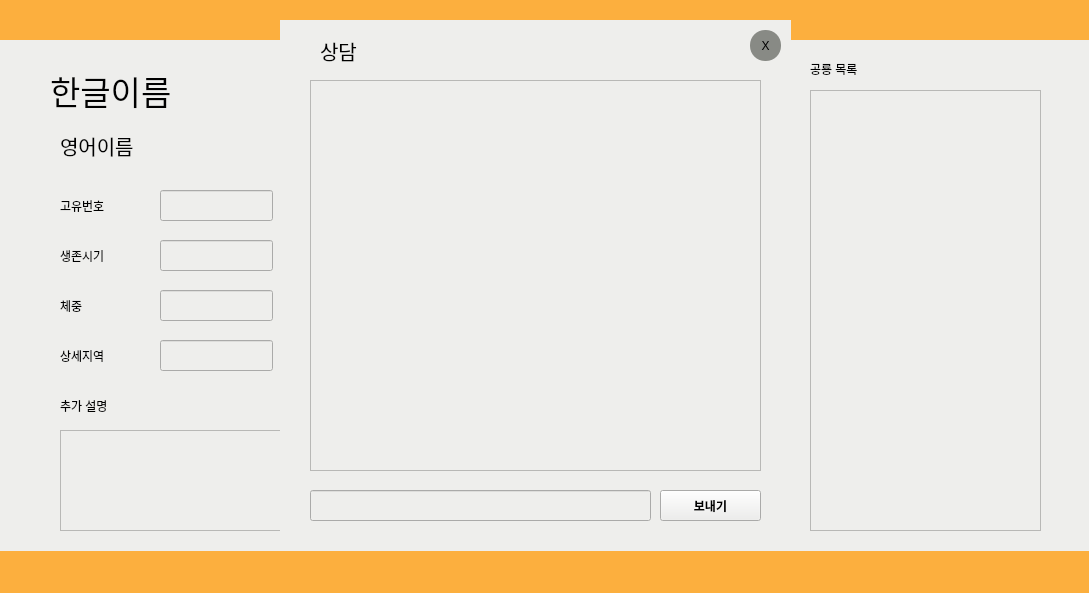
This is student.ui in YangwonChoi/eduwill as Qt 5 draws it before an edit. The edited form follows.
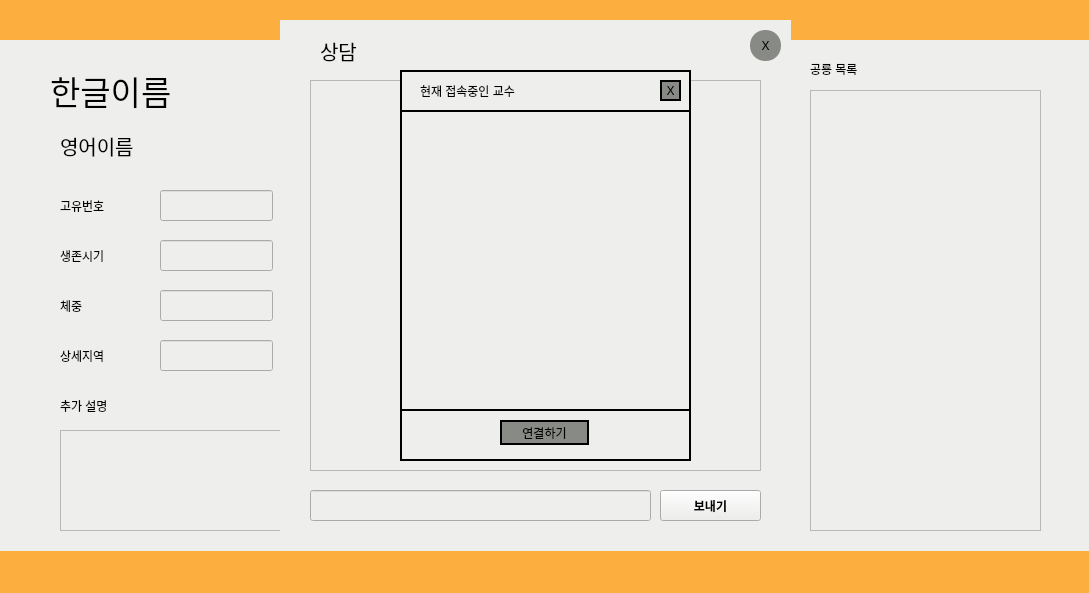
This is the edited form.

The edit to the form file:
```diff
--- a/student.ui
+++ b/student.ui
@@ -1251,6 +1251,206 @@
      </property>
     </widget>
    </widget>
+   <widget class="QWidget" name="select_widget" native="true">
+    <property name="geometry">
+     <rect>
+      <x>400</x>
+      <y>70</y>
+      <width>291</width>
+      <height>391</height>
+     </rect>
+    </property>
+    <property name="styleSheet">
+     <string notr="true">background-color: rgb(238, 238, 236);
+border-style: solid;
+border-width: 2px;
+border-color: balck;</string>
+    </property>
+    <widget class="QLabel" name="label_10">
+     <property name="geometry">
+      <rect>
+       <x>20</x>
+       <y>10</y>
+       <width>151</width>
+       <height>21</height>
+      </rect>
+     </property>
+     <property name="styleSheet">
+      <string notr="true">border-style: solid;
+border-width: 0px;
+border-color: balck;</string>
+     </property>
+     <property name="text">
+      <string>현재 접속중인 교수</string>
+     </property>
+    </widget>
+    <widget class="QPushButton" name="exit_st">
+     <property name="geometry">
+      <rect>
+       <x>260</x>
+       <y>10</y>
+       <width>21</width>
+       <height>21</height>
+      </rect>
+     </property>
+     <property name="palette">
+      <palette>
+       <active>
+        <colorrole role="Button">
+         <brush brushstyle="SolidPattern">
+          <color alpha="255">
+           <red>136</red>
+           <green>138</green>
+           <blue>133</blue>
+          </color>
+         </brush>
+        </colorrole>
+        <colorrole role="Base">
+         <brush brushstyle="SolidPattern">
+          <color alpha="255">
+           <red>136</red>
+           <green>138</green>
+           <blue>133</blue>
+          </color>
+         </brush>
+        </colorrole>
+        <colorrole role="Window">
+         <brush brushstyle="SolidPattern">
+          <color alpha="255">
+           <red>136</red>
+           <green>138</green>
+           <blue>133</blue>
+          </color>
+         </brush>
+        </colorrole>
+       </active>
+       <inactive>
+        <colorrole role="Button">
+         <brush brushstyle="SolidPattern">
+          <color alpha="255">
+           <red>136</red>
+           <green>138</green>
+           <blue>133</blue>
+          </color>
+         </brush>
+        </colorrole>
+        <colorrole role="Base">
+         <brush brushstyle="SolidPattern">
+          <color alpha="255">
+           <red>136</red>
+           <green>138</green>
+           <blue>133</blue>
+          </color>
+         </brush>
+        </colorrole>
+        <colorrole role="Window">
+         <brush brushstyle="SolidPattern">
+          <color alpha="255">
+           <red>136</red>
+           <green>138</green>
+           <blue>133</blue>
+          </color>
+         </brush>
+        </colorrole>
+       </inactive>
+       <disabled>
+        <colorrole role="Button">
+         <brush brushstyle="SolidPattern">
+          <color alpha="255">
+           <red>136</red>
+           <green>138</green>
+           <blue>133</blue>
+          </color>
+         </brush>
+        </colorrole>
+        <colorrole role="Base">
+         <brush brushstyle="SolidPattern">
+          <color alpha="255">
+           <red>136</red>
+           <green>138</green>
+           <blue>133</blue>
+          </color>
+         </brush>
+        </colorrole>
+        <colorrole role="Window">
+         <brush brushstyle="SolidPattern">
+          <color alpha="255">
+           <red>136</red>
+           <green>138</green>
+           <blue>133</blue>
+          </color>
+         </brush>
+        </colorrole>
+       </disabled>
+      </palette>
+     </property>
+     <property name="styleSheet">
+      <string notr="true">QPushButton{
+background-color: rgb(136, 138, 133);
+border-style: solid;
+border-radius: 15px
+}
+QPushButton:hover{
+background-color: rgb(180, 255, 255);
+border-style: solid;
+border-radius: 15px}
+
+QPushButton:pressed{
+background-color: rgb(100, 255, 255);
+border-style: solid;
+border-radius: 15px}
+</string>
+     </property>
+     <property name="text">
+      <string>X</string>
+     </property>
+    </widget>
+    <widget class="QWidget" name="verticalLayoutWidget_2">
+     <property name="geometry">
+      <rect>
+       <x>0</x>
+       <y>40</y>
+       <width>291</width>
+       <height>301</height>
+      </rect>
+     </property>
+     <layout class="QVBoxLayout" name="verticalLayout">
+      <item>
+       <widget class="QListWidget" name="listWidget_2"/>
+      </item>
+     </layout>
+    </widget>
+    <widget class="QPushButton" name="conect_btn">
+     <property name="geometry">
+      <rect>
+       <x>100</x>
+       <y>350</y>
+       <width>89</width>
+       <height>25</height>
+      </rect>
+     </property>
+     <property name="styleSheet">
+      <string notr="true">QPushButton{
+background-color: rgb(136, 138, 133);
+border-style: solid;
+border-radius: 15px
+}
+QPushButton:hover{
+background-color: rgb(180, 255, 255);
+border-style: solid;
+border-radius: 15px}
+
+QPushButton:pressed{
+background-color: rgb(100, 255, 255);
+border-style: solid;
+border-radius: 15px}
+</string>
+     </property>
+     <property name="text">
+      <string>연결하기</string>
+     </property>
+    </widget>
+   </widget>
   </widget>
  </widget>
  <resources/>
```
